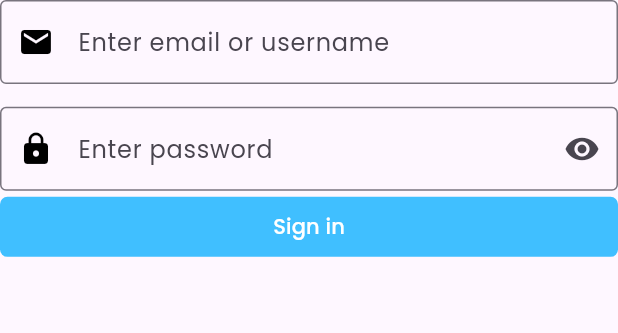
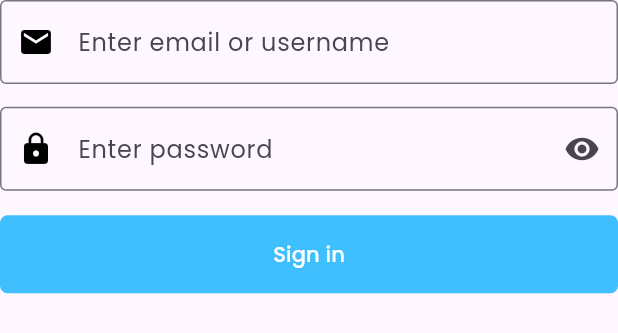
Before and after one commit to sundargautam18/samplestore, a Flutter app: the LoginForm widget shown alone on an empty page, opened directly, on a phone screen of 412 x 824 dp. Shown: the top 333 px of the screen. Run offline on Flutter 3.47's test engine with Material 3 defaults, Android fonts, the phone set to English and light mode, and no system bars; drawn by our look-alikes of flutter_form_builder; our stand-ins replace flutter_screenutil, form_builder_validators, go_router, google_fonts, hexcolor, internet_connection_checker.

Commit message:
login:btn modified

```diff
--- a/lib/features/login/presentation/components/login_form.dart
+++ b/lib/features/login/presentation/components/login_form.dart
@@ -72,11 +72,13 @@ class _LoginFormState extends State<LoginForm> {
                   ),
                   hintText: "Enter password"),
             ),
+            16.verticalSpace,
             Row(
               children: [
                 Expanded(
                     child: TextButton(
                         style: TextButton.styleFrom(
+                          padding: const EdgeInsets.all(16),
                           backgroundColor: HexColor(primaryColor),
                           shape: RoundedRectangleBorder(
                             borderRadius: BorderRadius.circular(5),
```
